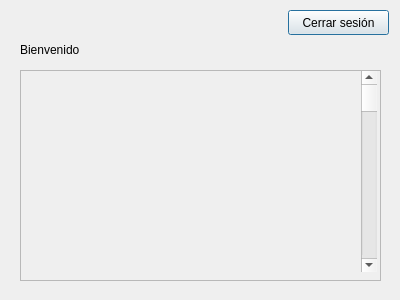
First picture: the form in Interfaz/initial.ui, repository Los-Pollitos/PI-Redes-Sistemas-Operativos, before the edit.
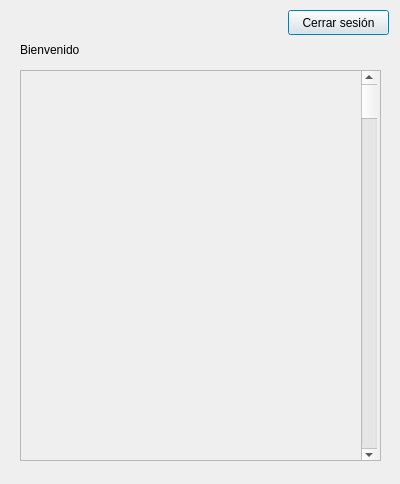
Second picture: the form after the edit.

Commit message: arreglo de login (grupal)

What changed in the file:
```diff
--- a/Interfaz/initial.ui
+++ b/Interfaz/initial.ui
@@ -7,7 +7,7 @@
     <x>0</x>
     <y>0</y>
     <width>400</width>
-    <height>300</height>
+    <height>484</height>
    </rect>
   </property>
   <property name="windowTitle">
@@ -19,7 +19,7 @@
      <x>20</x>
      <y>70</y>
      <width>361</width>
-     <height>211</height>
+     <height>391</height>
     </rect>
    </property>
    <property name="widgetResizable">
@@ -31,7 +31,7 @@
       <x>0</x>
       <y>0</y>
       <width>359</width>
-      <height>209</height>
+      <height>389</height>
      </rect>
     </property>
     <widget class="QScrollBar" name="verticalScrollBar">
@@ -40,7 +40,7 @@
        <x>340</x>
        <y>0</y>
        <width>16</width>
-       <height>201</height>
+       <height>391</height>
       </rect>
      </property>
      <property name="orientation">
```
The commit also changes 2 other files.
